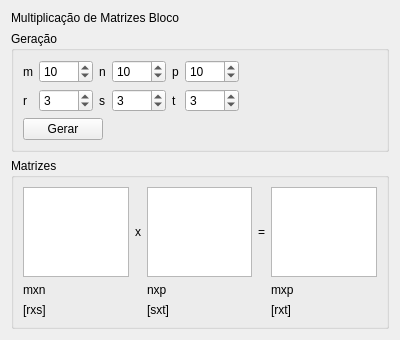
RicardoBusta/Doutorado, file Algebra/Matrix01/block_tab.ui: the form before one commit.
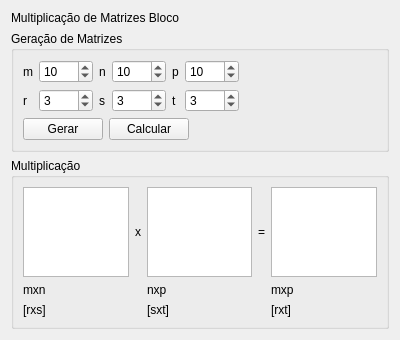
The form after the commit.

Commit message: Terminando as interfaces dos outros trabalhos.

The edit to the form file:
```diff
--- a/Algebra/Matrix01/block_tab.ui
+++ b/Algebra/Matrix01/block_tab.ui
@@ -24,7 +24,7 @@
    <item>
     <widget class="QGroupBox" name="groupBox">
      <property name="title">
-      <string>Geração</string>
+      <string>Geração de Matrizes</string>
      </property>
      <layout class="QVBoxLayout" name="verticalLayout_2">
       <item>
@@ -173,6 +173,13 @@
           </property>
          </widget>
         </item>
+        <item>
+         <widget class="QPushButton" name="pushButton">
+          <property name="text">
+           <string>Calcular</string>
+          </property>
+         </widget>
+        </item>
         <item>
          <spacer name="horizontalSpacer_2">
           <property name="orientation">
@@ -194,7 +201,7 @@
    <item>
     <widget class="QGroupBox" name="groupBox_2">
      <property name="title">
-      <string>Matrizes</string>
+      <string>Multiplicação</string>
      </property>
      <layout class="QGridLayout" name="gridLayout">
       <item row="0" column="4">
```
The commit also changes 5 other files.
